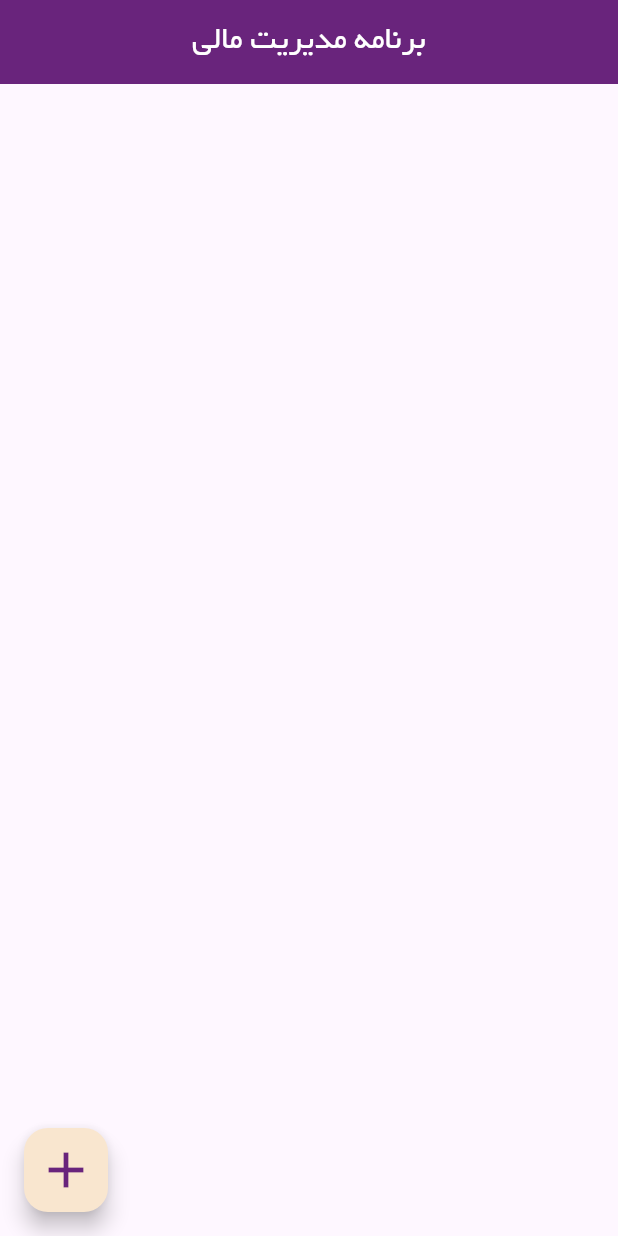
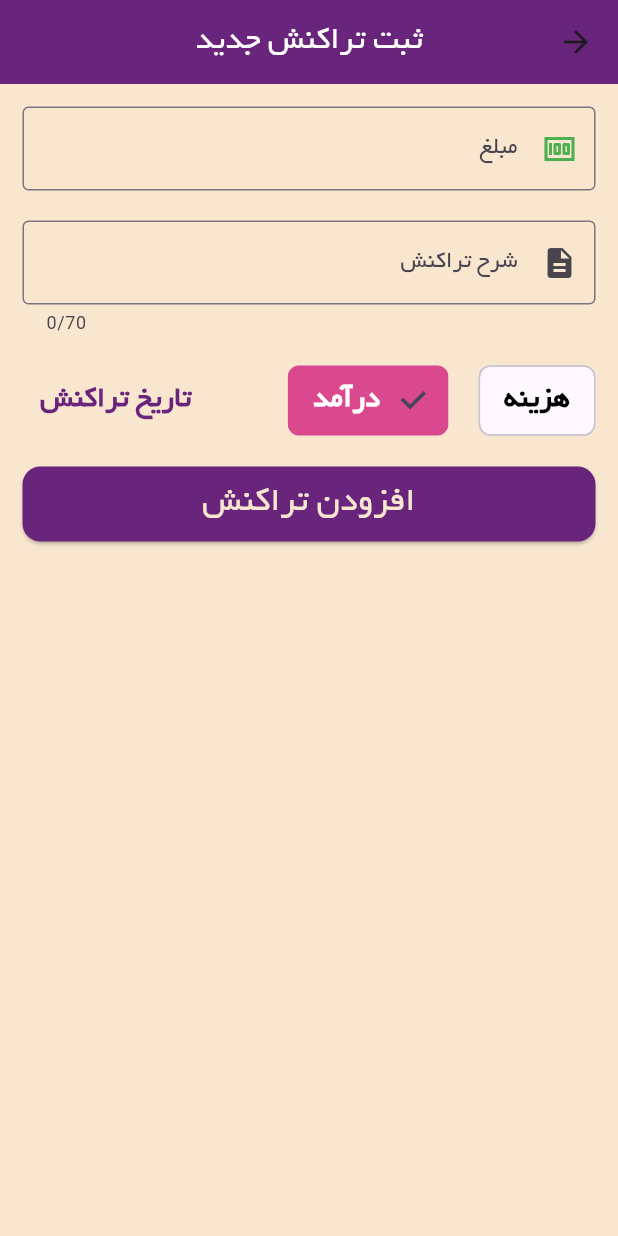
Before and after one commit to msharafice/money_manager, a Flutter app: the screen it shows after launch, after a tap on the "add" icon, on a phone screen of 412 x 824 dp. Run offline on Flutter 3.47's test engine with Material 3 defaults, Android fonts, the phone set to English and light mode, and no system bars.

```diff
--- a/lib/main.dart
+++ b/lib/main.dart
@@ -13,6 +13,8 @@ class MyApp extends StatelessWidget {
   @override
   Widget build(BuildContext context) {
     return MaterialApp(
+      theme: ThemeData(scaffoldBackgroundColor: Color(0xFFF9E6CF)),
+
       debugShowCheckedModeBanner: false,
       localizationsDelegates: [
         GlobalMaterialLocalizations.delegate,
--- /dev/null
+++ b/lib/pages/addtransaction.dart
@@ -0,0 +1,139 @@
+import 'package:flutter/material.dart';
+
+class AddTransaction extends StatefulWidget {
+  const AddTransaction({super.key});
+
+  @override
+  State<AddTransaction> createState() => _AddTransactionState();
+}
+
+class _AddTransactionState extends State<AddTransaction> {
+  String type = 'income';
+
+  @override
+  Widget build(BuildContext context) {
+    return Scaffold(
+      appBar: AppBar(
+        backgroundColor: const Color(0xff69247C),
+        centerTitle: true,
+        title: Text(
+          'ثبت تراکنش جدید',
+          style: TextStyle(fontFamily: 'yekan', color: Colors.white),
+        ),
+      ),
+      body: ListView(
+        padding: EdgeInsets.all(15),
+        children: [
+          TextField(
+            decoration: InputDecoration(
+              border: OutlineInputBorder(),
+              hintText: 'مبلغ',
+              prefixIcon: Icon(Icons.money, color: Colors.green),
+            ),
+            style: TextStyle(fontFamily: 'yekan'),
+            keyboardType: TextInputType.number,
+          ),
+          SizedBox(height: 20),
+          TextField(
+            decoration: InputDecoration(
+              border: OutlineInputBorder(),
+              hintText: 'شرح تراکنش',
+              prefixIcon: Icon(Icons.description),
+            ),
+            style: TextStyle(fontFamily: 'yekan'),
+            maxLength: 70,
+          ),
+          SizedBox(height: 20),
+          Row(
+            mainAxisAlignment: MainAxisAlignment.spaceBetween,
+            children: [
+              Row(
+                children: [
+                  ChoiceChip(
+                    label: Text(
+                      'هزینه',
+                      style: TextStyle(
+                        fontFamily: 'yekan',
+                        color: type == 'expense' ? Colors.white : Colors.black,
+                        fontWeight: FontWeight.bold,
+                        fontSize: 20,
+                      ),
+                    ),
+                    selected: type == 'expense' ? true : false,
+                    onSelected: (value) {
+                      if (value) {
+                        setState(() {
+                          type = 'expense';
+                        });
+                      }
+                    },
+                    selectedColor: Color(0xFFDA498D),
+                    disabledColor: Color(0xFFF9E6CF),
+                  ),
+                  SizedBox(width: 20),
+                  ChoiceChip(
+                    label: Text(
+                      'درآمد',
+                      style: TextStyle(
+                        fontFamily: 'yekan',
+                        color: type == 'income' ? Colors.white : Colors.black,
+                        fontWeight: FontWeight.bold,
+                        fontSize: 20,
+                      ),
+                    ),
+                    selected: type == 'income' ? true : false,
+                    onSelected: (value) {
+                      if (value) {
+                        setState(() {
+                          type = 'income';
+                        });
+                      }
+                    },
+                    selectedColor: Color(0xFFDA498D),
+                    disabledColor: Color(0xFFF9E6CF),
+                  ),
+                ],
+              ),
+              SizedBox(height: 20),
+              TextButton(
+                onPressed: () {},
+
+                child: Text(
+                  'تاریخ تراکنش',
+                  style: TextStyle(
+                    fontFamily: 'yekan',
+                    color: Color(0xff69247C),
+                    fontWeight: FontWeight.bold,
+                    fontSize: 20,
+                  ),
+                ),
+              ),
+            ],
+          ),
+          SizedBox(height: 20),
+          SizedBox(
+            height: 50,
+            child: ElevatedButton(
+              onPressed: () {},
+              style: ElevatedButton.styleFrom(
+                backgroundColor: Color(0xff69247C),
+                foregroundColor: Colors.white,
+                shape: RoundedRectangleBorder(
+                  borderRadius: BorderRadius.circular(12),
+                ),
+              ),
+              child: Text(
+                'افزودن تراکنش',
+                style: TextStyle(
+                  fontFamily: 'yekan',
+                  color: Color(0xFFF9E6CF),
+                  fontSize: 24,
+                ),
+              ),
+            ),
+          ),
+        ],
+      ),
+    );
+  }
+}
--- a/lib/pages/home_page.dart
+++ b/lib/pages/home_page.dart
@@ -1,4 +1,5 @@
 import 'package:flutter/material.dart';
+import 'package:money_manager/pages/addtransaction.dart';
 
 class HomePage extends StatefulWidget {
   const HomePage({super.key});
@@ -11,6 +12,7 @@ class _HomePageState extends State<HomePage> {
   @override
   Widget build(BuildContext context) {
     return Scaffold(
+
       appBar: AppBar(
         backgroundColor: const Color(0xff69247C),
         centerTitle: true,
@@ -20,8 +22,12 @@ class _HomePageState extends State<HomePage> {
         ),
       ),
       floatingActionButton: FloatingActionButton(
-        backgroundColor: Color(0xFFF9E6CF),
-        onPressed: () {},
+        backgroundColor: Color(0xFFFAC67A),
+        onPressed: () {
+          Navigator.of(
+            context,
+          ).push(MaterialPageRoute(builder: (context) => AddTransaction()));
+        },
         child: Icon(Icons.add, size: 40, color: Color(0xFF69247C)),
       ),
     );
```
